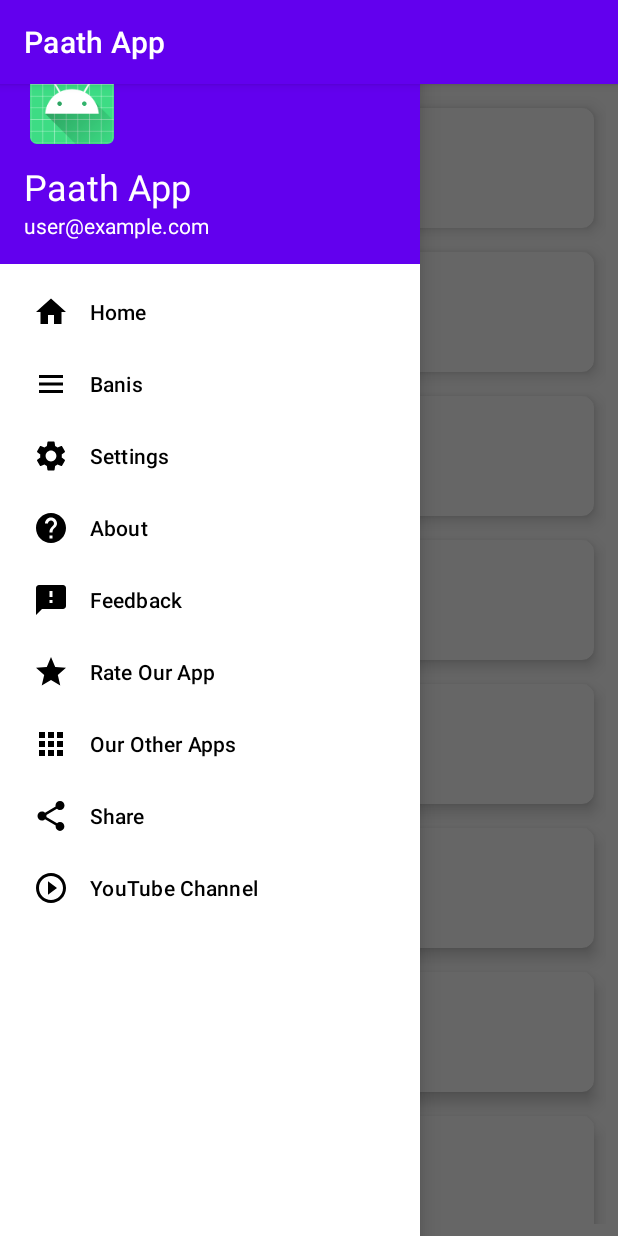
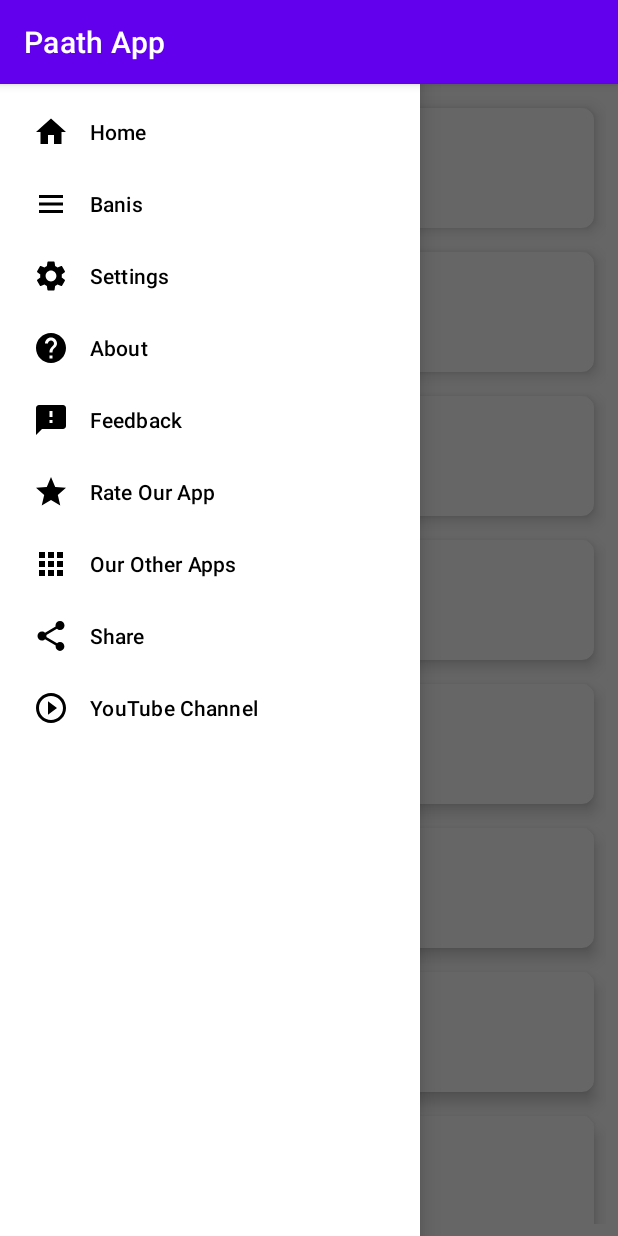
Before and after one commit to CoderSingh1/Sundar-Gutka-Clone, an Android app: the screen it shows after launch (MainActivity), with the side drawer open, on a phone screen of 412 x 824 dp. Run offline under Robolectric (Android 15) with nearby library versions, the phone set to English and light mode, and no system bars.

Commit message:
A new Game edit

```diff
--- a/app/src/main/res/layout/activity_main.xml
+++ b/app/src/main/res/layout/activity_main.xml
@@ -28,7 +28,6 @@
         android:layout_height="match_parent"
         android:layout_gravity="start"
         android:fitsSystemWindows="true"
-        app:headerLayout="@layout/nav_header"
         app:menu="@menu/drawer_menu" />
 
 </androidx.drawerlayout.widget.DrawerLayout>
--- a/app/src/main/res/layout/nav_header.xml
+++ /dev/null
@@ -1,36 +0,0 @@
-<?xml version="1.0" encoding="utf-8"?>
-<LinearLayout xmlns:android="http://schemas.android.com/apk/res/android"
-    xmlns:app="http://schemas.android.com/apk/res-auto"
-    android:layout_width="match_parent"
-    android:layout_height="176dp"
-    android:background="@color/colorPrimary"
-    android:gravity="bottom"
-    android:orientation="vertical"
-    android:padding="16dp"
-    android:theme="@style/ThemeOverlay.AppCompat.Dark">
-
-    <ImageView
-        android:id="@+id/imageView"
-        android:layout_width="64dp"
-        android:layout_height="64dp"
-        android:contentDescription="@string/app_name"
-        android:padding="4dp"
-        app:srcCompat="@mipmap/ic_launcher" />
-
-    <TextView
-        android:layout_width="match_parent"
-        android:layout_height="wrap_content"
-        android:paddingTop="8dp"
-        android:text="@string/app_name"
-        android:textAppearance="@style/TextAppearance.AppCompat.Headline"
-        android:textColor="@color/white" />
-
-    <TextView
-        android:id="@+id/textView"
-        android:layout_width="wrap_content"
-        android:layout_height="wrap_content"
-        android:text="user@example.com"
-        android:textAppearance="@style/TextAppearance.AppCompat.Body1"
-        android:textColor="@color/white" />
-
-</LinearLayout>
```
Also changed, not shown: app/src/main/res/layout/nav_header_main.xml (deleted, +0 -30 lines).
